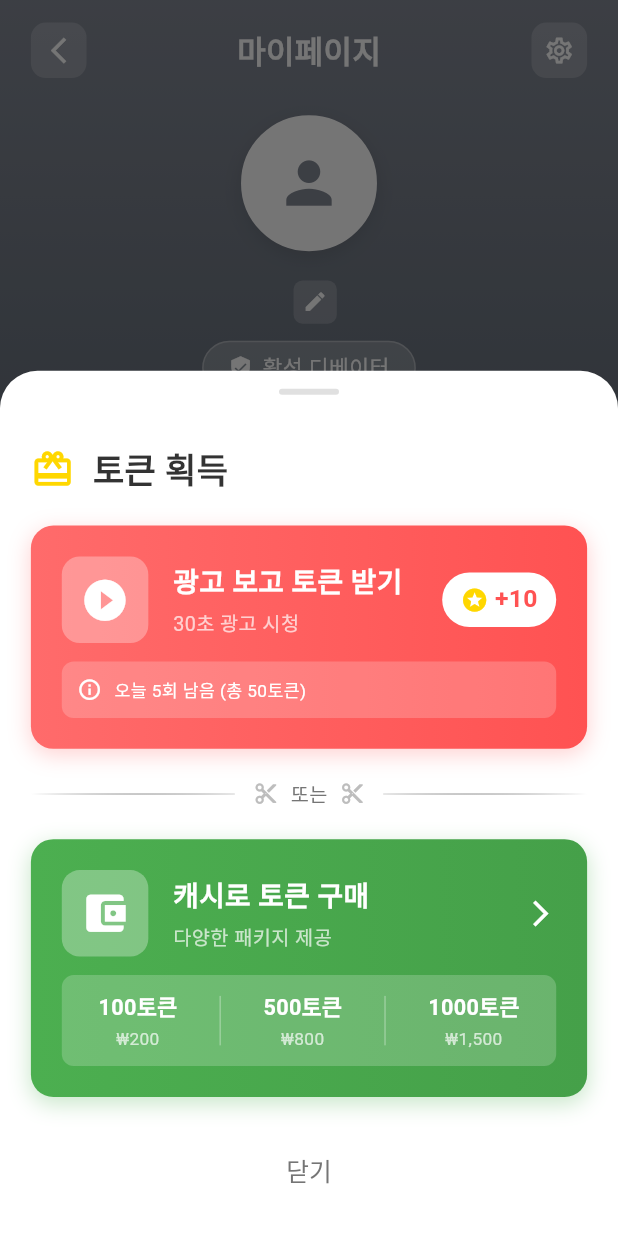
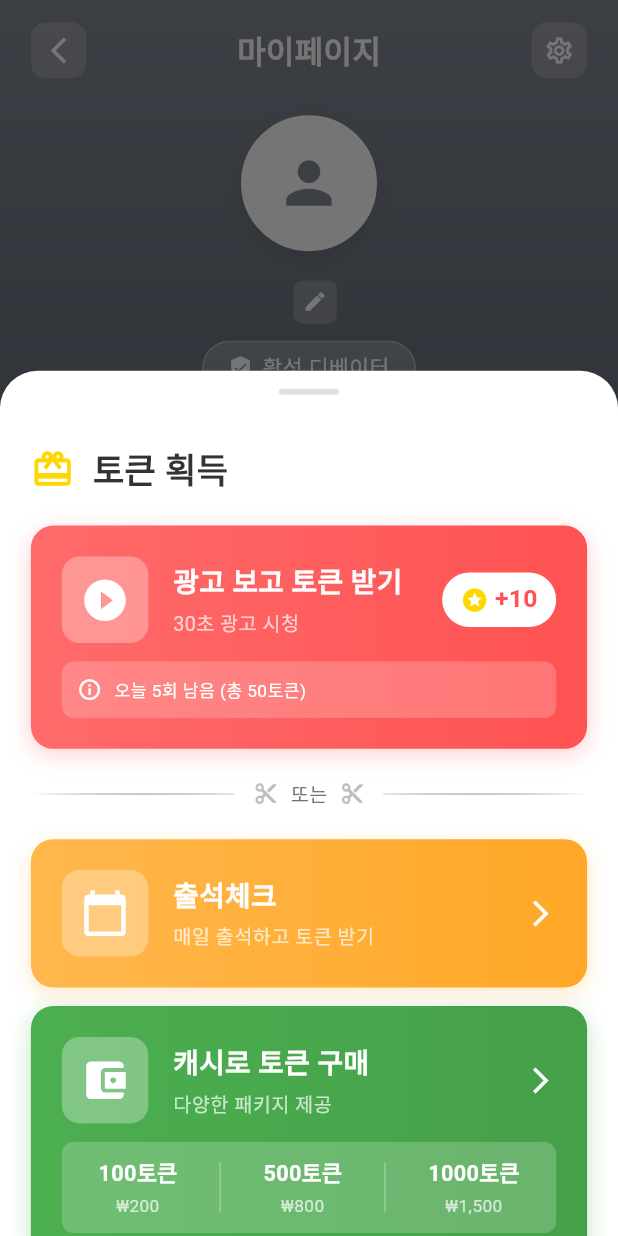
Before and after one commit to Liuese0/VS_News, a Flutter app: the MyPageScreen screen opened directly, after a tap on "획득", on a phone screen of 412 x 824 dp. Run offline on Flutter 3.47's test engine with Material 3 defaults, Android fonts, the phone set to English and light mode, and no system bars; our stand-ins replace cloud_firestore, device_info_plus, dio, firebase_core, flutter_secure_storage, google_generative_ai and 4 more; accounts and stored records are empty; network calls fail; Roboto replaces fonts that are missing (Pretendard).

Commit message:
출석체크 기능 구현 (Firestore 기반)
- auth_service.dart: 출석체크 관련 함수 추가
  * getAttendanceStatus(): 출석 상태 조회
  * claimDailyAttendance(): 출석 및 보상 지급
  * getMonthlyAttendance(): 월간 출석 기록 조회
  * 연속 출석 보너스: 3일(+5), 7일(+10), 30일(+20)토큰

- attendance_provider.dart: 출석 상태 관리 Provider 생성

- daily_attendance_widget.dart: 출석체크 다이얼로그 생성
  * 연속 출석 일수 표시
  * 보상 정보 표시
  * 출석하고 토큰받기 버튼

- main.dart: AttendanceProvider 추가

- my_page_screen.dart: 출석체크 버튼 추가
  * 광고 시청과 캐시 충전 사이에 배치
  * 주황색 그라데이션 디자인

```diff
--- a/lib/main.dart
+++ b/lib/main.dart
@@ -6,6 +6,7 @@ import 'package:google_mobile_ads/google_mobile_ads.dart';
 import 'providers/auth_provider.dart';
 import 'providers/news_comment_provider.dart';
 import 'providers/news_provider.dart';
+import 'providers/attendance_provider.dart';
 import 'services/ad_service.dart';
 import 'screens/home_screen.dart';
 import 'screens/splash_screen.dart';
@@ -36,6 +37,7 @@ class NewsDebaterApp extends StatelessWidget {
         ChangeNotifierProvider(create: (_) => AuthProvider()),
         ChangeNotifierProvider(create: (_) => NewsCommentProvider()),
         ChangeNotifierProvider(create: (_) => NewsProvider()),
+        ChangeNotifierProvider(create: (_) => AttendanceProvider()),
       ],
       child: MaterialApp(
         title: AppStrings.appName,
--- /dev/null
+++ b/lib/providers/attendance_provider.dart
@@ -0,0 +1,65 @@
+// lib/providers/attendance_provider.dart
+import 'package:flutter/foundation.dart';
+import '../services/auth_service.dart';
+
+class AttendanceProvider with ChangeNotifier {
+  final AuthService _authService = AuthService();
+
+  bool _hasCheckedToday = false;
+  int _consecutiveDays = 0;
+  List<String> _monthlyAttendance = [];
+  bool _isLoading = false;
+
+  bool get hasCheckedToday => _hasCheckedToday;
+  int get consecutiveDays => _consecutiveDays;
+  List<String> get monthlyAttendance => _monthlyAttendance;
+  bool get isLoading => _isLoading;
+
+  // 출석 상태 로드
+  Future<void> loadAttendanceStatus() async {
+    try {
+      _isLoading = true;
+      notifyListeners();
+
+      final status = await _authService.getAttendanceStatus();
+      _hasCheckedToday = status['hasCheckedToday'] ?? false;
+      _consecutiveDays = status['consecutiveDays'] ?? 0;
+
+      _isLoading = false;
+      notifyListeners();
+    } catch (e) {
+      _isLoading = false;
+      notifyListeners();
+      print('출석 상태 로드 실패: $e');
+    }
+  }
+
+  // 이번 달 출석 기록 로드
+  Future<void> loadMonthlyAttendance() async {
+    try {
+      _monthlyAttendance = await _authService.getMonthlyAttendance();
+      notifyListeners();
+    } catch (e) {
+      print('월간 출석 기록 로드 실패: $e');
+    }
+  }
+
+  // 출석 체크 및 보상 받기
+  Future<Map<String, dynamic>> claimReward() async {
+    try {
+      final result = await _authService.claimDailyAttendance();
+
+      // 상태 업데이트
+      _hasCheckedToday = true;
+      _consecutiveDays = result['consecutiveDays'] ?? 0;
+      notifyListeners();
+
+      // 월간 출석 기록 다시 로드
+      await loadMonthlyAttendance();
+
+      return result;
+    } catch (e) {
+      throw Exception('출석체크에 실패했습니다: $e');
+    }
+  }
+}
--- a/lib/screens/my_page_screen.dart
+++ b/lib/screens/my_page_screen.dart
@@ -9,6 +9,7 @@ import '../services/auth_service.dart';
 import '../services/ad_service.dart';
 import '../services/billing_service.dart';
 import '../utils/constants.dart';
+import '../widgets/daily_attendance_widget.dart';
 import 'auth/welcome_screen.dart';
 import 'package:in_app_purchase/in_app_purchase.dart';
 
@@ -1182,6 +1183,85 @@ class _MyPageScreenState extends State<MyPageScreen> {
                   ),
                 ),
 
+                // 출석체크 옵션
+                Padding(
+                  padding: EdgeInsets.symmetric(horizontal: screenWidth * 0.05),
+                  child: GestureDetector(
+                    onTap: () {
+                      showDialog(
+                        context: context,
+                        builder: (context) => const DailyAttendanceDialog(),
+                      );
+                    },
+                    child: Container(
+                      padding: EdgeInsets.all(screenWidth * 0.05),
+                      decoration: BoxDecoration(
+                        gradient: const LinearGradient(
+                          colors: [
+                            Color(0xFFFFB74D),
+                            Color(0xFFFFA726),
+                          ],
+                        ),
+                        borderRadius: BorderRadius.circular(15),
+                        boxShadow: [
+                          BoxShadow(
+                            color: const Color(0xFFFFB74D).withOpacity(0.3),
+                            blurRadius: 12,
+                            offset: const Offset(0, 4),
+                          ),
+                        ],
+                      ),
+                      child: Row(
+                        children: [
+                          Container(
+                            padding: EdgeInsets.all(screenWidth * 0.03),
+                            decoration: BoxDecoration(
+                              color: Colors.white.withOpacity(0.3),
+                              borderRadius: BorderRadius.circular(12),
+                            ),
+                            child: Icon(
+                              Icons.calendar_today,
+                              color: Colors.white,
+                              size: screenWidth * 0.08,
+                            ),
+                          ),
+                          SizedBox(width: screenWidth * 0.04),
+                          Expanded(
+                            child: Column(
+                              crossAxisAlignment: CrossAxisAlignment.start,
+                              children: [
+                                Text(
+                                  '출석체크',
+                                  style: TextStyle(
+                                    fontSize: screenWidth * 0.045,
+                                    fontWeight: FontWeight.bold,
+                                    color: Colors.white,
+                                  ),
+                                ),
+                                SizedBox(height: screenWidth * 0.01),
+                                Text(
+                                  '매일 출석하고 토큰 받기',
+                                  style: TextStyle(
+                                    fontSize: screenWidth * 0.032,
+                                    color: Colors.white70,
+                                  ),
+                                ),
+                              ],
+                            ),
+                          ),
+                          Icon(
+                            Icons.arrow_forward_ios,
+                            color: Colors.white,
+                            size: screenWidth * 0.05,
+                          ),
+                        ],
+                      ),
+                    ),
+                  ),
+                ),
+
+                SizedBox(height: screenWidth * 0.03),
+
                 // 캐시 충전 옵션
                 Padding(
                   padding: EdgeInsets.symmetric(horizontal: screenWidth * 0.05),
```
Also changed, not shown: lib/services/auth_service.dart (+146 -0 lines), lib/widgets/daily_attendance_widget.dart (added, +296 -0 lines).
